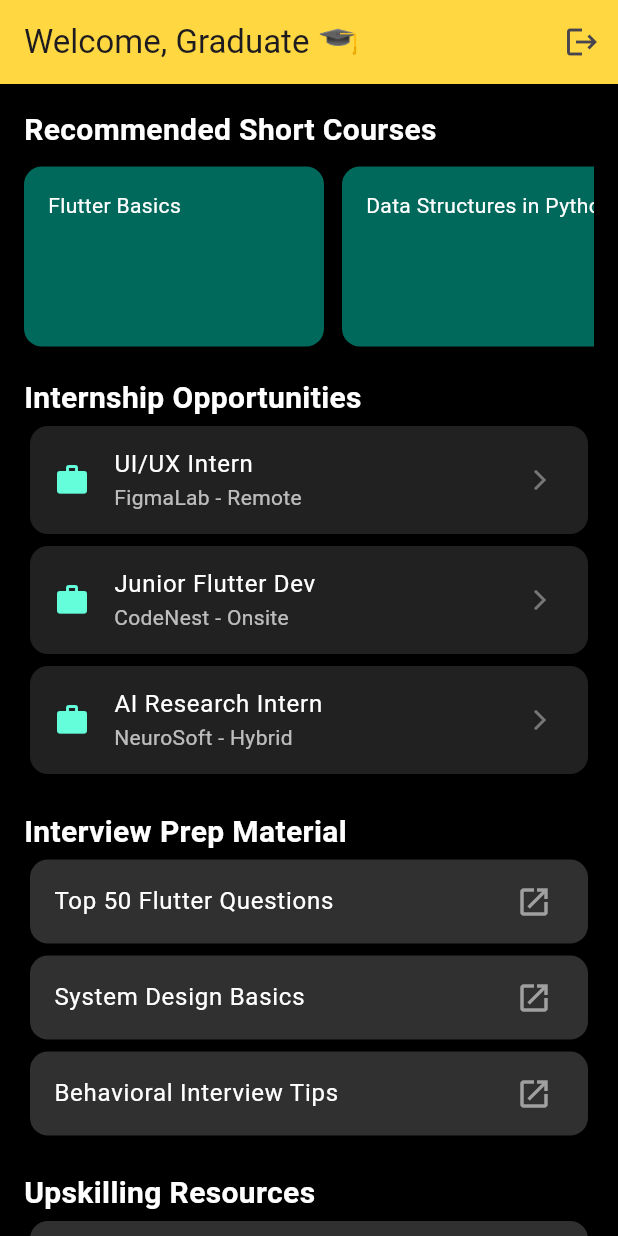
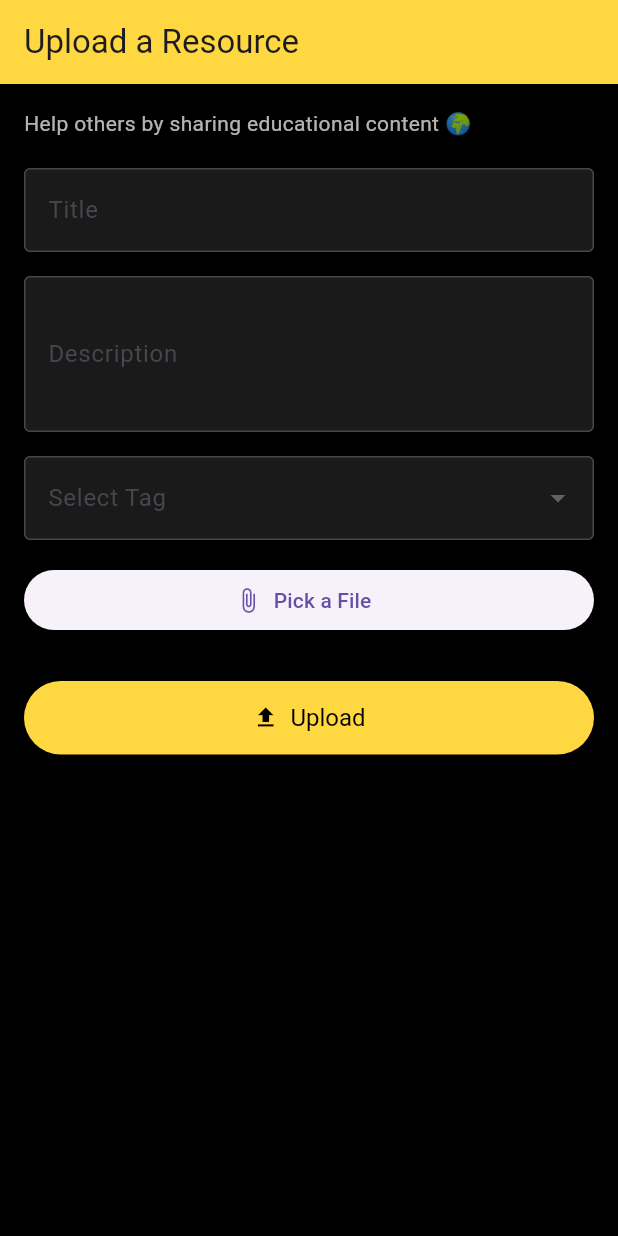
Before and after one commit to DreadDoctor224/EdUplift, a Flutter app: the screen it shows after launch, on a phone screen of 412 x 824 dp. Run offline on Flutter 3.47's test engine with Material 3 defaults, Android fonts, the phone set to English and light mode, and no system bars; our stand-ins replace file_picker, flutter_animate, shared_preferences.

Commit message:
added the upload UI with title, description and tag with file picker dependency allowing the app to pick files from device to upload

```diff
--- a/lib/main.dart
+++ b/lib/main.dart
@@ -1,6 +1,12 @@
 import 'package:eduplift/screens/educator_dashboard.dart';
 import 'package:eduplift/screens/graduate_dashboard.dart';
 import 'package:flutter/material.dart';
+import 'package:eduplift/screens/login_screen.dart';
+import 'package:eduplift/screens/signup_screen.dart';
+import 'package:eduplift/screens/educator_dashboard.dart';
+import 'package:eduplift/screens/learner_dashboard.dart';
+import 'package:eduplift/screens/graduate_dashboard.dart';
+import 'package:eduplift/screens/upload_resource_screen.dart';
 // Ensure this file exists in lib/screens/
 
 void main() {
@@ -19,7 +25,8 @@ class MyApp extends StatelessWidget {
         primarySwatch: Colors.blue,
         visualDensity: VisualDensity.adaptivePlatformDensity,
       ),
-      home: const GraduateDashboard(), // ✅ Ensures app starts with Login Screen
+      home:
+          const UploadResourceScreen(), // ✅ Ensures app starts with Login Screen
     );
   }
 }
--- /dev/null
+++ b/lib/screens/upload_resource_screen.dart
@@ -0,0 +1,168 @@
+import 'package:flutter/material.dart';
+import 'package:file_picker/file_picker.dart';
+
+class UploadResourceScreen extends StatefulWidget {
+  const UploadResourceScreen({super.key});
+
+  @override
+  State<UploadResourceScreen> createState() => UploadResourceScreenState();
+}
+
+class UploadResourceScreenState extends State<UploadResourceScreen> {
+  final _formKey = GlobalKey<FormState>();
+
+  TextEditingController titleController = TextEditingController();
+  TextEditingController descriptionController = TextEditingController();
+  String? selectedTag;
+  PlatformFile? selectedFile;
+
+  List<String> tags = [
+    'Mathematics',
+    'Computer Science',
+    'Engineering',
+    'Arts',
+    'Health',
+    'Business',
+    'Other',
+  ];
+
+  Future<void> pickFile() async {
+    final result = await FilePicker.platform.pickFiles(
+      type: FileType.custom,
+      allowedExtensions: ['pdf', 'mp4', 'pptx', 'docx'],
+    );
+
+    if (result != null) {
+      setState(() {
+        selectedFile = result.files.first;
+      });
+    }
+  }
+
+  void upload() {
+    if (_formKey.currentState!.validate() && selectedFile != null) {
+      // TODO: Upload file to Firebase/Server
+      ScaffoldMessenger.of(context).showSnackBar(
+        const SnackBar(content: Text("Uploading...")),
+      );
+      // clear after upload
+      setState(() {
+        titleController.clear();
+        descriptionController.clear();
+        selectedFile = null;
+        selectedTag = null;
+      });
+    } else {
+      ScaffoldMessenger.of(context).showSnackBar(
+        const SnackBar(content: Text("Please fill all fields & select a file")),
+      );
+    }
+  }
+
+  @override
+  Widget build(BuildContext context) {
+    return Scaffold(
+      appBar: AppBar(
+        title: const Text("Upload a Resource"),
+        backgroundColor: Colors.amberAccent,
+      ),
+      backgroundColor: Colors.black,
+      body: Padding(
+        padding: const EdgeInsets.all(16),
+        child: Form(
+          key: _formKey,
+          child: ListView(
+            children: [
+              const Text(
+                "Help others by sharing educational content 🌍",
+                style: TextStyle(color: Colors.white70),
+              ),
+              const SizedBox(height: 20),
+
+              // Title
+              TextFormField(
+                controller: titleController,
+                decoration: const InputDecoration(
+                  labelText: "Title",
+                  filled: true,
+                  fillColor: Colors.white10,
+                  border: OutlineInputBorder(),
+                ),
+                style: const TextStyle(color: Colors.white),
+                validator: (value) =>
+                    value!.isEmpty ? "Title is required" : null,
+              ),
+              const SizedBox(height: 16),
+
+              // Description
+              TextFormField(
+                controller: descriptionController,
+                maxLines: 3,
+                decoration: const InputDecoration(
+                  labelText: "Description",
+                  filled: true,
+                  fillColor: Colors.white10,
+                  border: OutlineInputBorder(),
+                ),
+                style: const TextStyle(color: Colors.white),
+                validator: (value) =>
+                    value!.isEmpty ? "Description is required" : null,
+              ),
+              const SizedBox(height: 16),
+
+              // Tags
+              DropdownButtonFormField<String>(
+                value: selectedTag,
+                onChanged: (value) {
+                  setState(() {
+                    selectedTag = value;
+                  });
+                },
+                items: tags.map((tag) {
+                  return DropdownMenuItem(
+                    value: tag,
+                    child: Text(tag),
+                  );
+                }).toList(),
+                dropdownColor: Colors.grey[900],
+                decoration: const InputDecoration(
+                  labelText: "Select Tag",
+                  filled: true,
+                  fillColor: Colors.white10,
+                  border: OutlineInputBorder(),
+                ),
+                style: const TextStyle(color: Colors.white),
+                validator: (value) =>
+                    value == null ? "Please select a tag" : null,
+              ),
+              const SizedBox(height: 16),
+
+              // File Picker
+              ElevatedButton.icon(
+                onPressed: pickFile,
+                icon: const Icon(Icons.attach_file),
+                label: Text(selectedFile != null
+                    ? "Selected: ${selectedFile!.name}"
+                    : "Pick a File"),
+              ),
+              const SizedBox(height: 30),
+
+              // Upload Button
+              ElevatedButton.icon(
+                onPressed: upload,
+                icon: const Icon(Icons.upload),
+                label: const Text("Upload"),
+                style: ElevatedButton.styleFrom(
+                  backgroundColor: Colors.amberAccent,
+                  foregroundColor: Colors.black,
+                  padding: const EdgeInsets.symmetric(vertical: 15),
+                  textStyle: const TextStyle(fontSize: 16),
+                ),
+              ),
+            ],
+          ),
+        ),
+      ),
+    );
+  }
+}
--- a/pubspec.yaml
+++ b/pubspec.yaml
@@ -37,6 +37,7 @@ dependencies:
   cupertino_icons: ^1.0.8
   shared_preferences: ^2.5.2
   flutter_animate: ^4.5.2
+  file_picker: ^9.2.1
 
 dev_dependencies:
   flutter_test:
```
Also changed, not shown: pubspec.lock, 1 other file.
